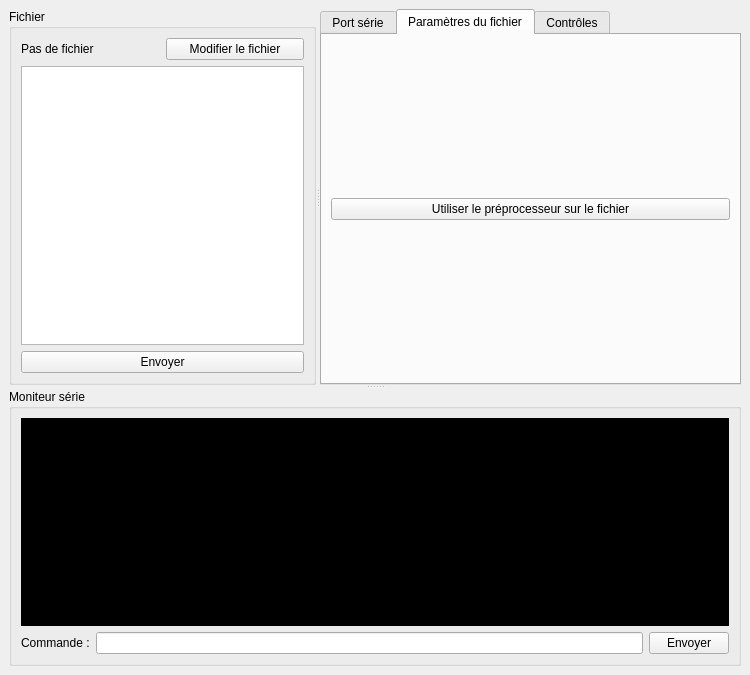
Klafyvel/Trace, file PCInterface/window.ui: the form before one commit.
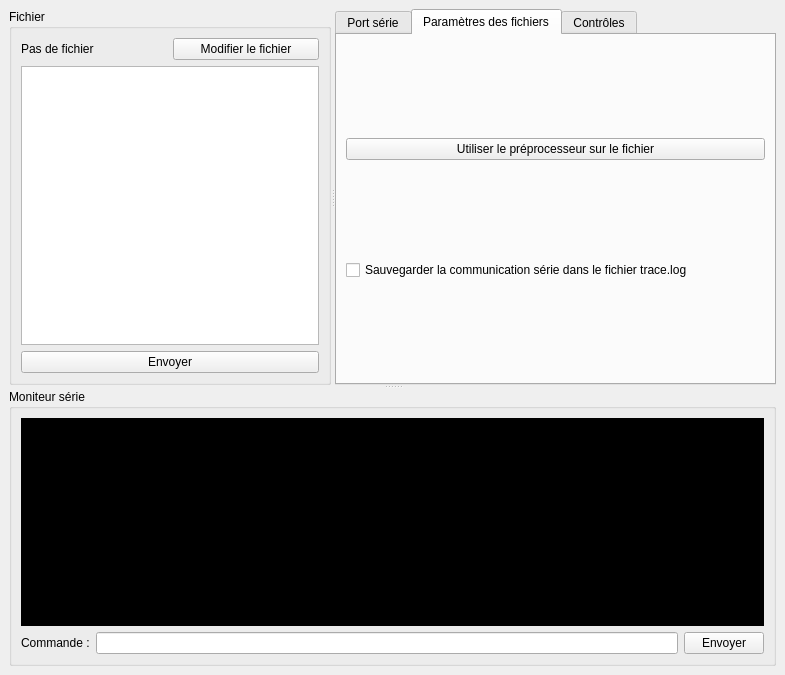
The form after the commit. The open tabs and pages were chosen to show the change. Icons and pictures are not drawn.

Commit message: Ajout d'une option pour les logs.

Diff of the .ui file:
```diff
--- a/PCInterface/window.ui
+++ b/PCInterface/window.ui
@@ -6,7 +6,7 @@
    <rect>
     <x>0</x>
     <y>0</y>
-    <width>750</width>
+    <width>785</width>
     <height>675</height>
    </rect>
   </property>
@@ -176,7 +176,7 @@
            </widget>
            <widget class="QWidget" name="tab_2">
             <attribute name="title">
-             <string>Paramètres du fichier</string>
+             <string>Paramètres des fichiers</string>
             </attribute>
             <layout class="QVBoxLayout" name="verticalLayout_5">
              <item>
@@ -186,6 +186,13 @@
                </property>
               </widget>
              </item>
+             <item>
+              <widget class="QCheckBox" name="use_log">
+               <property name="text">
+                <string>Sauvegarder la communication série dans le fichier trace.log</string>
+               </property>
+              </widget>
+             </item>
             </layout>
            </widget>
            <widget class="QWidget" name="tab">
```
The commit also changes 1 other file.
